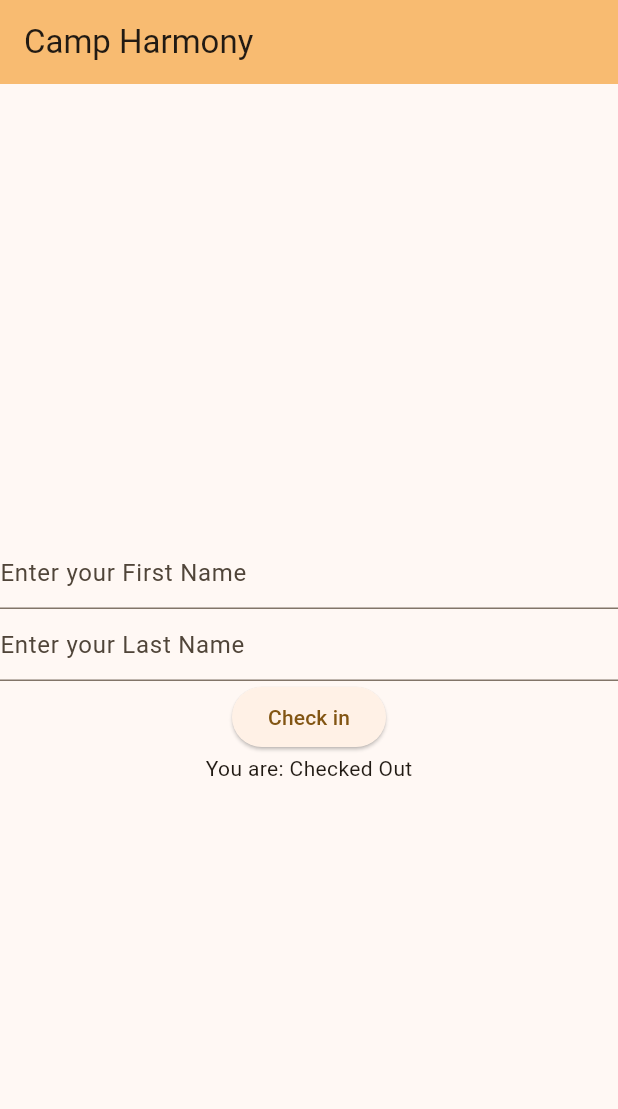
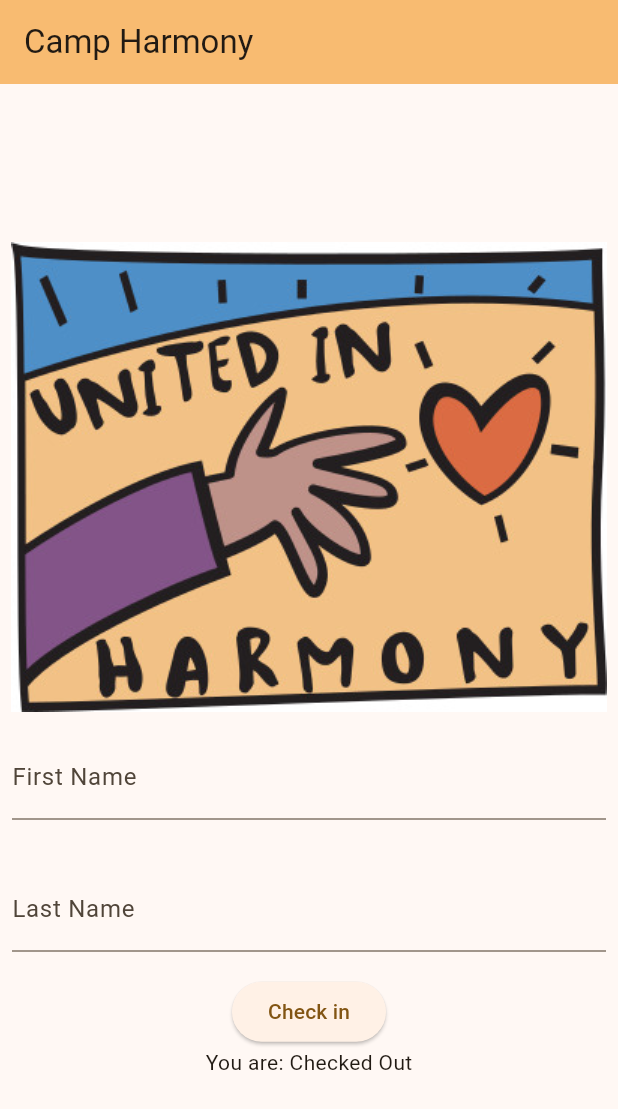
Before and after one commit to jekhi5/Camp-Harmony-Connect, a Flutter app: the screen it shows after launch, on a phone screen of 412 x 824 dp. Shown: the top 1109 px of the screen. Run offline on Flutter 3.47's test engine with Material 3 defaults, Android fonts, the phone set to English and light mode, and no system bars.

Commit message:
added image to check-in form

```diff
--- a/lib/check_in_page.dart
+++ b/lib/check_in_page.dart
@@ -30,14 +30,19 @@ class _CheckInPageState extends State<CheckInPage> {
         child: Column(
           mainAxisAlignment: MainAxisAlignment.center,
           children: <Widget>[
+            const Image(image: AssetImage('images/CampHarmonyLogo.jpg')),
             Form(
               key: _formKey,
               child: Column(
                 crossAxisAlignment: CrossAxisAlignment.start,
                 children: <Widget>[
-                  TextFormField(
+                  Padding(
+                    padding:
+                        const EdgeInsets.symmetric(horizontal: 8, vertical: 16),
+                    child: TextFormField(
                       decoration: const InputDecoration(
-                      hintText: 'Enter your First Name',
+                        border: UnderlineInputBorder(),
+                        labelText: 'First Name',
                       ),
                       validator: (String? value) {
                         if (value == null || value.isEmpty) {
@@ -46,9 +51,14 @@ class _CheckInPageState extends State<CheckInPage> {
                         return null;
                       },
                     ),
-                  TextFormField(
+                  ),
+                  Padding(
+                    padding:
+                        const EdgeInsets.symmetric(horizontal: 8, vertical: 16),
+                    child: TextFormField(
                       decoration: const InputDecoration(
-                      hintText: 'Enter your Last Name',
+                        border: UnderlineInputBorder(),
+                        labelText: 'Last Name',
                       ),
                       validator: (String? value) {
                         if (value == null || value.isEmpty) {
@@ -56,6 +66,7 @@ class _CheckInPageState extends State<CheckInPage> {
                         }
                         return null;
                       },
+                    ),
                   ),
                   Center(
                     child: ElevatedButton(
```
Also changed, not shown: pubspec.yaml (+2 -5 lines), images/CampHarmonyLogo.jpg (added). Lines whose indentation alone changed are shown as unchanged.
